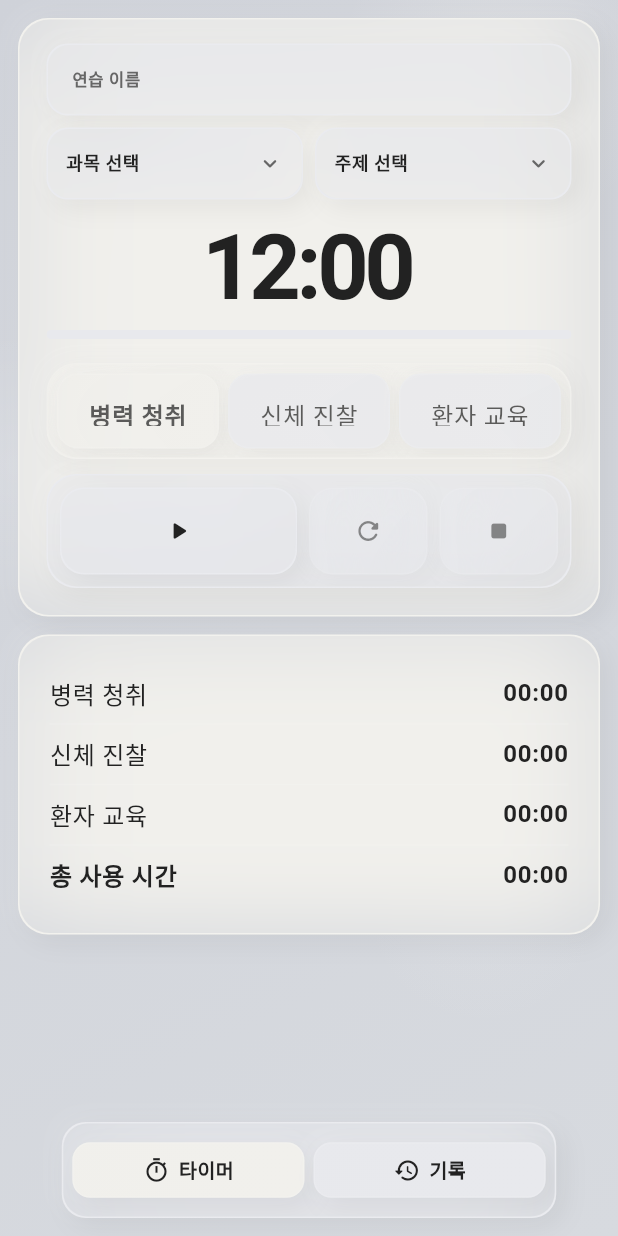
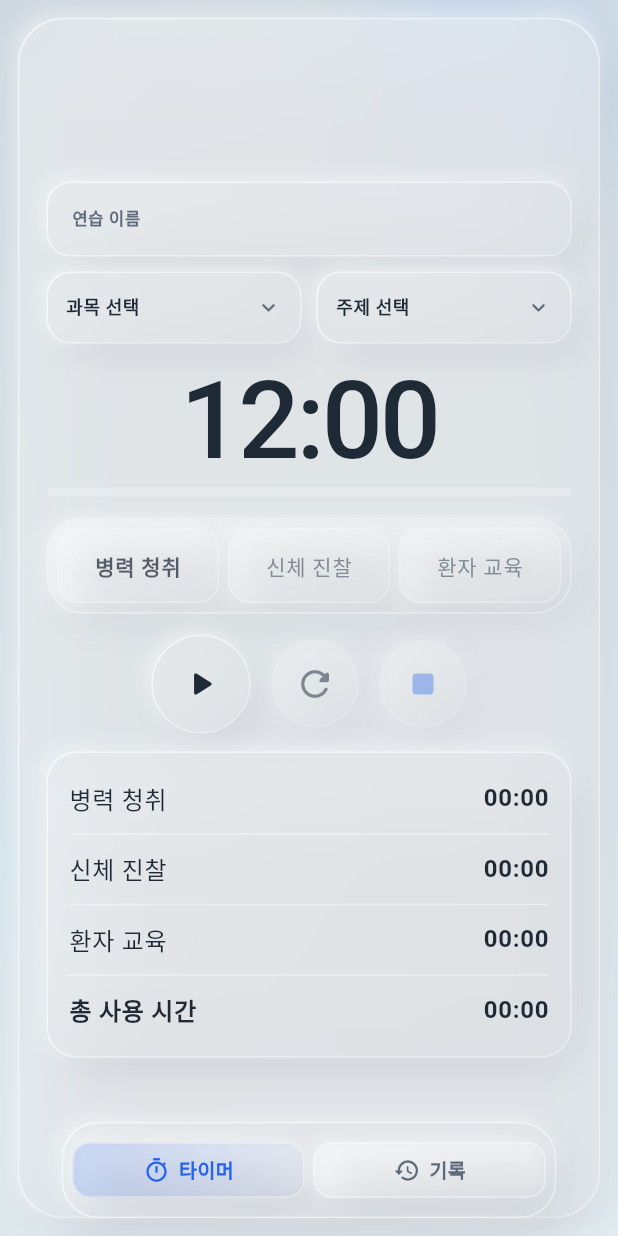
Before and after one commit to ksroh0202/cpx_timer, a Flutter app: the screen it shows after launch, on a phone screen of 412 x 824 dp. Run offline on Flutter 3.47's test engine with Material 3 defaults, Android fonts, the phone set to English and light mode, and no system bars; our stand-ins replace audioplayers, shared_preferences.

Commit message:
Redesign timer UI with refined glassmorphism layout

```diff
--- a/lib/screens/home_page.dart
+++ b/lib/screens/home_page.dart
@@ -9,7 +9,6 @@ import '../models/timer_session_state.dart';
 import '../theme/app_colors.dart';
 import '../theme/app_spacing.dart';
 import '../widgets/glass_widgets.dart';
-import '../widgets/home/stage_summary_card.dart';
 import '../widgets/home/timer_display_card.dart';
 import 'records_page.dart';
 import 'result_page.dart';
@@ -255,23 +254,6 @@ class _HomePageState extends State<HomePage> {
     );
   }
 
-  String _primaryButtonLabel(TimerSessionState state) {
-    if (state.phase == TimerPhase.pausedPrep ||
-        state.phase == TimerPhase.pausedExam) {
-      return '재개';
-    }
-
-    if (state.phase == TimerPhase.prep) {
-      return '바로 시작';
-    }
-
-    if (state.phase == TimerPhase.exam) {
-      return '일시정지';
-    }
-
-    return '시작';
-  }
-
   IconData _primaryButtonIcon(TimerSessionState state) {
     if (state.phase == TimerPhase.pausedPrep ||
         state.phase == TimerPhase.pausedExam) {
@@ -340,7 +322,6 @@ class _HomePageState extends State<HomePage> {
                         onStop: _confirmEndEarly,
                         primaryAction: _primaryButtonAction(state),
                         primaryIcon: _primaryButtonIcon(state),
-                        primaryLabel: _primaryButtonLabel(state),
                         onStageSelected: _switchStageByIndex,
                       )
                     : RecordsPage(
@@ -400,7 +381,6 @@ class _TimerTab extends StatelessWidget {
     required this.onStop,
     required this.primaryAction,
     required this.primaryIcon,
-    required this.primaryLabel,
     required this.onStageSelected,
   });
 
@@ -417,20 +397,23 @@ class _TimerTab extends StatelessWidget {
   final VoidCallback onStop;
   final VoidCallback? primaryAction;
   final IconData primaryIcon;
-  final String primaryLabel;
   final ValueChanged<int> onStageSelected;
 
   @override
   Widget build(BuildContext context) {
-    return ListView(
+    return LayoutBuilder(
+      builder: (context, constraints) {
+        return SingleChildScrollView(
+          keyboardDismissBehavior: ScrollViewKeyboardDismissBehavior.onDrag,
           padding: const EdgeInsets.fromLTRB(
             AppSpacing.page,
             AppSpacing.page,
             AppSpacing.page,
             AppSpacing.pageBottom,
           ),
-      children: [
-        TimerDisplayCard(
+          child: ConstrainedBox(
+            constraints: BoxConstraints(minHeight: constraints.maxHeight - 24),
+            child: TimerDisplayCard(
               state: state,
               examNameController: examNameController,
               selectedSubject: selectedSubject,
@@ -449,13 +432,11 @@ class _TimerTab extends StatelessWidget {
                   state.isPaused ||
                   state.phase == TimerPhase.finished,
               canStop: state.isExamActive,
-        ),
-        const SizedBox(height: AppSpacing.section),
-        StageSummaryCard(
-          state: state,
               previewStageSeconds: controller.previewStageSeconds,
             ),
-      ],
+          ),
+        );
+      },
     );
   }
 }
@@ -479,27 +460,19 @@ class _GlassBackground extends StatelessWidget {
       child: Stack(
         children: [
           Positioned(
-            top: -60,
-            right: -30,
+            top: -80,
+            right: -40,
             child: _GlassGlow(
-              size: 220,
-              color: AppColors.glassSurface.withValues(alpha: 0.30),
+              size: 260,
+              color: AppColors.blobPrimary.withValues(alpha: 0.40),
             ),
           ),
           Positioned(
-            left: -80,
-            top: 220,
-            child: _GlassGlow(
-              size: 180,
-              color: AppColors.shadowLight,
-            ),
-          ),
-          Positioned(
-            right: 10,
+            left: -70,
             bottom: 140,
             child: _GlassGlow(
-              size: 160,
-              color: AppColors.glassSurfaceSecondary.withValues(alpha: 0.18),
+              size: 220,
+              color: AppColors.blobSecondary.withValues(alpha: 0.34),
             ),
           ),
         ],
--- a/lib/theme/app_colors.dart
+++ b/lib/theme/app_colors.dart
@@ -3,27 +3,26 @@ import 'package:flutter/material.dart';
 class AppColors {
   static const transparent = Colors.transparent;
 
-  static const background = Color(0xFFCFD2D9);
+  static const background = Color(0xFFCFD9DF);
+  static const backgroundTop = Color(0xFFCFD9DF);
+  static const backgroundBottom = Color(0xFFE2EBF0);
 
-  static const glassSurface = Color(0xFFF1F0EC);
+  static const blobPrimary = Color(0xFFA1C4FD);
+  static const blobSecondary = Color(0xFFC2E9FB);
 
-  static const glassSurfaceSecondary = Color(0xFFE8E9ED);
+  static const glassSurface = Color(0x47FFFFFF);
+  static const glassSurfaceSecondary = Color(0x3DFFFFFF);
 
-  static const primaryText = Color(0xFF222222);
+  static const primaryText = Color(0xFF1F2A37);
+  static const secondaryText = Color(0xFF5D6B7B);
+  static const accent = Color(0xFF2563EB);
 
-  static const secondaryText = Color(0xFF666666);
+  static final borderLight = Colors.white.withValues(alpha: 0.42);
+  static final shadowDark = const Color(0xFF6B7280).withValues(alpha: 0.16);
+  static final shadowLight = Colors.white.withValues(alpha: 0.55);
 
-  static final borderLight = Colors.white.withValues(alpha: 0.10);
-
-  static final shadowDark = Colors.black.withValues(alpha: 0.06);
-
-  static final shadowLight = Colors.white.withValues(alpha: 0.14);
-
-  static const backgroundTop = background;
-  static const backgroundBottom = Color(0xFFD7DADF);
   static const surface = glassSurface;
   static const surfaceSoft = glassSurfaceSecondary;
-  static const accent = primaryText;
   static const accentSoft = secondaryText;
   static const accentMuted = secondaryText;
   static const primaryTextOn = glassSurface;
--- /dev/null
+++ b/lib/theme/app_radii.dart
@@ -0,0 +1,9 @@
+class AppRadii {
+  static const double panel = 30;
+  static const double card = 22;
+  static const double field = 16;
+  static const double pill = 18;
+  static const double circularButton = 28;
+
+  const AppRadii._();
+}
--- /dev/null
+++ b/lib/theme/app_shadows.dart
@@ -0,0 +1,22 @@
+import 'package:flutter/material.dart';
+
+import 'app_colors.dart';
+
+class AppShadows {
+  static final List<BoxShadow> glassPanel = [
+    BoxShadow(
+      color: AppColors.shadowLight,
+      offset: const Offset(-2, -2),
+      blurRadius: 10,
+      spreadRadius: 0.2,
+    ),
+    BoxShadow(
+      color: AppColors.shadowDark,
+      offset: const Offset(7, 10),
+      blurRadius: 20,
+      spreadRadius: -4,
+    ),
+  ];
+
+  const AppShadows._();
+}
--- a/lib/theme/app_styles.dart
+++ b/lib/theme/app_styles.dart
@@ -1,14 +1,16 @@
 import 'package:flutter/material.dart';
 
 import 'app_colors.dart';
+import 'app_radii.dart';
+import 'app_shadows.dart';
 
 class AppStyles {
-  static final cardRadius = BorderRadius.circular(20);
-  static final panelRadius = BorderRadius.circular(20);
-  static final segmentRadius = BorderRadius.circular(14);
-  static final fieldRadius = BorderRadius.circular(14);
-  static final pillRadius = BorderRadius.circular(16);
-  static final floatingBarRadius = BorderRadius.circular(16);
+  static final cardRadius = BorderRadius.circular(AppRadii.card);
+  static final panelRadius = BorderRadius.circular(AppRadii.panel);
+  static final segmentRadius = BorderRadius.circular(AppRadii.pill);
+  static final fieldRadius = BorderRadius.circular(AppRadii.field);
+  static final pillRadius = BorderRadius.circular(AppRadii.pill);
+  static final floatingBarRadius = BorderRadius.circular(24);
 
   static const surfaceGradient = LinearGradient(
     begin: Alignment.topLeft,
@@ -27,18 +29,7 @@ class AppStyles {
       color: color ?? AppColors.glassSurface,
       borderRadius: borderRadius ?? panelRadius,
       border: Border.all(color: AppColors.borderLight, width: 1),
-      boxShadow: [
-        BoxShadow(
-          color: AppColors.shadowLight,
-          offset: const Offset(-3, -3),
-          blurRadius: 12,
-        ),
-        BoxShadow(
-          color: AppColors.shadowDark,
-          offset: const Offset(5, 5),
-          blurRadius: 14,
-        ),
-      ],
+      boxShadow: AppShadows.glassPanel,
       gradient: LinearGradient(
         begin: Alignment.topLeft,
         end: Alignment.bottomRight,
@@ -65,10 +56,10 @@ class AppStyles {
   );
 
   static const timerText = TextStyle(
-    fontSize: 68,
-    fontWeight: FontWeight.w600,
+    fontSize: 72,
+    fontWeight: FontWeight.w500,
     height: 0.92,
-    letterSpacing: -3.2,
+    letterSpacing: -2.4,
     color: AppColors.primaryText,
     fontFeatures: [FontFeature.tabularFigures()],
   );
--- a/lib/widgets/glass_widgets.dart
+++ b/lib/widgets/glass_widgets.dart
@@ -6,7 +6,7 @@ import '../theme/app_colors.dart';
 import '../theme/app_styles.dart';
 
 const double _glassBlur = 30;
-const double _glassRadius = 20;
+const double _glassRadius = 24;
 const double _glassMinHeight = 64;
 
 class GlassContainer extends StatelessWidget {
@@ -162,6 +162,45 @@ class GlassButton extends StatelessWidget {
   }
 }
 
+class GlassIconButton extends StatelessWidget {
+  const GlassIconButton({
+    super.key,
+    required this.icon,
+    required this.onPressed,
+    this.size = 64,
+    this.tint,
+  });
+
+  final IconData icon;
+  final VoidCallback? onPressed;
+  final double size;
+  final Color? tint;
+
+  @override
+  Widget build(BuildContext context) {
+    return Opacity(
+      opacity: onPressed == null ? 0.5 : 1,
+      child: Material(
+        color: AppColors.transparent,
+        child: InkWell(
+          borderRadius: BorderRadius.circular(size / 2),
+          onTap: onPressed,
+          child: GlassContainer(
+            width: size,
+            height: size,
+            minHeight: size,
+            borderRadius: size / 2,
+            blur: 24,
+            padding: EdgeInsets.zero,
+            surfaceColor: AppColors.glassSurfaceSecondary,
+            child: Icon(icon, color: tint ?? AppColors.primaryText, size: 28),
+          ),
+        ),
+      ),
+    );
+  }
+}
+
 class GlassSegmentedControl extends StatelessWidget {
   const GlassSegmentedControl({
     super.key,
@@ -232,8 +271,9 @@ class _SegmentItem extends StatelessWidget {
             child: Text(
               label,
               style: Theme.of(context).textTheme.bodyLarge?.copyWith(
-                    color: AppColors.primaryText,
+                    color: selected ? AppColors.primaryText : AppColors.secondaryText,
                     fontWeight: selected ? FontWeight.w600 : FontWeight.w500,
+                    fontSize: 14,
                   ),
             ),
           ),
@@ -271,7 +311,7 @@ class GlassBottomBar extends StatelessWidget {
   Widget build(BuildContext context) {
     return GlassContainer(
       height: height,
-      borderRadius: 16,
+      borderRadius: 24,
       blur: 32,
       padding: const EdgeInsets.all(6),
       surfaceColor: AppColors.glassSurfaceSecondary,
@@ -317,7 +357,7 @@ class _BottomBarItem extends StatelessWidget {
           decoration: AppStyles.glassPanelDecoration(
             borderRadius: BorderRadius.circular(12),
             color: selected
-                ? AppColors.glassSurface
+                ? AppColors.accent.withValues(alpha: 0.20)
                 : AppColors.glassSurfaceSecondary,
           ),
           padding: const EdgeInsets.symmetric(horizontal: 10, vertical: 8),
@@ -327,13 +367,13 @@ class _BottomBarItem extends StatelessWidget {
               Icon(
                 item.icon,
                 size: 18,
-                color: AppColors.primaryText,
+                color: selected ? AppColors.accent : AppColors.secondaryText,
               ),
               const SizedBox(width: 6),
               Text(
                 item.label,
                 style: Theme.of(context).textTheme.bodyMedium?.copyWith(
-                      color: AppColors.primaryText,
+                      color: selected ? AppColors.accent : AppColors.secondaryText,
                       fontWeight: FontWeight.w600,
                       fontSize: 13,
                     ),
--- a/lib/widgets/home/timer_display_card.dart
+++ b/lib/widgets/home/timer_display_card.dart
@@ -6,8 +6,10 @@ import '../../core/enums/exam_stage.dart';
 import '../../core/enums/timer_phase.dart';
 import '../../models/timer_session_state.dart';
 import '../../theme/app_colors.dart';
+import '../../theme/app_spacing.dart';
 import '../../utils/formatters.dart';
 import '../glass_widgets.dart';
+import '../stage_row.dart';
 
 class TimerDisplayCard extends StatelessWidget {
   const TimerDisplayCard({
@@ -27,6 +29,7 @@ class TimerDisplayCard extends StatelessWidget {
     required this.onStop,
     required this.canReset,
     required this.canStop,
+    required this.previewStageSeconds,
   });
 
   final TimerSessionState state;
@@ -44,6 +47,7 @@ class TimerDisplayCard extends StatelessWidget {
   final VoidCallback onStop;
   final bool canReset;
   final bool canStop;
+  final int Function(ExamStage stage) previewStageSeconds;
 
   @override
   Widget build(BuildContext context) {
@@ -62,9 +66,10 @@ class TimerDisplayCard extends StatelessWidget {
               );
 
     return GlassContainer(
-      padding: const EdgeInsets.fromLTRB(18, 16, 18, 18),
+      borderRadius: 30,
+      padding: const EdgeInsets.fromLTRB(18, 18, 18, 16),
       child: Column(
-        crossAxisAlignment: CrossAxisAlignment.start,
+        crossAxisAlignment: CrossAxisAlignment.stretch,
         children: [
           _CompactHeaderFields(
             examNameController: examNameController,
@@ -75,36 +80,34 @@ class TimerDisplayCard extends StatelessWidget {
             onTopicTap: onTopicTap,
           ),
           const SizedBox(height: 18),
-          Center(
-            child: Text(
+          Text(
             mainTimeText,
+            textAlign: TextAlign.center,
             style: Theme.of(context).textTheme.headlineLarge?.copyWith(
-                    fontSize: 60,
+                  fontSize: 72,
                   height: 0.92,
-                    letterSpacing: -3,
-                    fontWeight: FontWeight.w600,
+                  letterSpacing: -2.2,
+                  fontWeight: FontWeight.w500,
                   color: AppColors.primaryText,
                 ),
           ),
-          ),
-          const SizedBox(height: 14),
+          const SizedBox(height: 12),
           ClipRRect(
             borderRadius: BorderRadius.circular(999),
             child: LinearProgressIndicator(
               value: progress.clamp(0.0, 1.0),
               minHeight: 6,
-              valueColor:
-                  const AlwaysStoppedAnimation<Color>(AppColors.primaryText),
+              valueColor: const AlwaysStoppedAnimation<Color>(AppColors.accent),
               backgroundColor: AppColors.glassSurfaceSecondary,
             ),
           ),
-          const SizedBox(height: 16),
+          const SizedBox(height: 14),
           _StageTextSelector(
             currentStage: state.currentStage,
             enabled: state.isExamActive,
             onStageSelected: onStageSelected,
           ),
-          const SizedBox(height: 10),
+          const SizedBox(height: 14),
           _InlineControlPanel(
             primaryAction: primaryAction,
             primaryIcon: primaryIcon,
@@ -112,6 +115,11 @@ class TimerDisplayCard extends StatelessWidget {
             onStop: onStop,
             canReset: canReset,
             canStop: canStop,
+          ),
+          const SizedBox(height: AppSpacing.section),
+          _SummaryCard(
+            state: state,
+            previewStageSeconds: previewStageSeconds,
           ),
         ],
       ),
@@ -138,43 +146,24 @@ class _InlineControlPanel extends StatelessWidget {
 
   @override
   Widget build(BuildContext context) {
-    return GlassContainer(
-      height: 76,
-      padding: const EdgeInsets.all(8),
-      surfaceColor: AppColors.glassSurfaceSecondary,
-      child: Row(
+    return Row(
+      mainAxisAlignment: MainAxisAlignment.center,
       children: [
-          Expanded(
-            flex: 2,
-            child: GlassButton(
-              icon: primaryIcon,
-              onPressed: primaryAction,
-              height: 52,
-              padding: const EdgeInsets.all(8),
-            ),
-          ),
-          const SizedBox(width: 8),
-          Expanded(
-            flex: 1,
-            child: GlassButton(
+        GlassIconButton(icon: primaryIcon, onPressed: primaryAction, size: 66),
+        const SizedBox(width: 14),
+        GlassIconButton(
           icon: Icons.refresh_rounded,
           onPressed: canReset ? onReset : null,
-              height: 52,
-              padding: const EdgeInsets.all(8),
+          size: 58,
         ),
-          ),
-          const SizedBox(width: 8),
-          Expanded(
-            flex: 1,
-            child: GlassButton(
+        const SizedBox(width: 14),
+        GlassIconButton(
           icon: Icons.stop_rounded,
           onPressed: canStop ? onStop : null,
-              height: 52,
-              padding: const EdgeInsets.all(8),
-            ),
+          tint: AppColors.accent.withValues(alpha: 0.72),
+          size: 58,
         ),
       ],
-      ),
     );
   }
 }
@@ -198,18 +187,13 @@ class _CompactHeaderFields extends StatelessWidget {
 
   @override
   Widget build(BuildContext context) {
-    return LayoutBuilder(
-      builder: (context, constraints) {
-        final useCompactStack = constraints.maxWidth < 380;
-
-        if (useCompactStack) {
     return Column(
       children: [
         _GlassTextField(
           controller: examNameController,
           hintText: hintText,
         ),
-              const SizedBox(height: 8),
+        const SizedBox(height: 10),
         Row(
           children: [
             Expanded(
@@ -218,7 +202,7 @@ class _CompactHeaderFields extends StatelessWidget {
                 onTap: onSubjectTap,
               ),
             ),
-                  const SizedBox(width: 8),
+            const SizedBox(width: 10),
             Expanded(
               child: _GlassMetaPicker(
                 value: selectedTopic,
@@ -228,37 +212,6 @@ class _CompactHeaderFields extends StatelessWidget {
           ],
         ),
       ],
-          );
-        }
-
-        return Row(
-          children: [
-            Expanded(
-              flex: 5,
-              child: _GlassTextField(
-                controller: examNameController,
-                hintText: hintText,
-              ),
-            ),
-            const SizedBox(width: 8),
-            Expanded(
-              flex: 3,
-              child: _GlassMetaPicker(
-                value: selectedSubject,
-                onTap: onSubjectTap,
-              ),
-            ),
-            const SizedBox(width: 8),
-            Expanded(
-              flex: 3,
-              child: _GlassMetaPicker(
-                value: selectedTopic,
-                onTap: onTopicTap,
-              ),
-            ),
-          ],
-        );
-      },
     );
   }
 }
@@ -275,8 +228,8 @@ class _GlassTextField extends StatelessWidget {
   @override
   Widget build(BuildContext context) {
     return GlassContainer(
-      borderRadius: 14,
-      minHeight: 48,
+      borderRadius: 16,
+      minHeight: 50,
       padding: const EdgeInsets.symmetric(horizontal: 12),
       surfaceColor: AppColors.glassSurfaceSecondary,
       child: TextField(
@@ -318,10 +271,10 @@ class _GlassMetaPicker extends StatelessWidget {
     return Material(
       color: AppColors.transparent,
       child: InkWell(
-        borderRadius: BorderRadius.circular(14),
+        borderRadius: BorderRadius.circular(16),
         onTap: onTap,
         child: GlassContainer(
-          borderRadius: 14,
+          borderRadius: 16,
           minHeight: 48,
           padding: const EdgeInsets.symmetric(horizontal: 12, vertical: 8),
           surfaceColor: AppColors.glassSurfaceSecondary,
@@ -381,3 +334,48 @@ class _StageTextSelector extends StatelessWidget {
     );
   }
 }
+
+class _SummaryCard extends StatelessWidget {
+  const _SummaryCard({
+    required this.state,
+    required this.previewStageSeconds,
+  });
+
+  final TimerSessionState state;
+  final int Function(ExamStage stage) previewStageSeconds;
+
+  @override
+  Widget build(BuildContext context) {
+    return GlassContainer(
+      minHeight: 150,
+      borderRadius: 20,
+      padding: const EdgeInsets.symmetric(horizontal: 14, vertical: 12),
+      surfaceColor: AppColors.glassSurfaceSecondary,
+      child: Column(
+        mainAxisSize: MainAxisSize.min,
+        children: [
+          StageRow(
+            label: ExamStage.historyTaking.label,
+            value: formatSeconds(previewStageSeconds(ExamStage.historyTaking)),
+          ),
+          Divider(height: 10, color: AppColors.borderLight),
+          StageRow(
+            label: ExamStage.physicalExam.label,
+            value: formatSeconds(previewStageSeconds(ExamStage.physicalExam)),
+          ),
+          Divider(height: 10, color: AppColors.borderLight),
+          StageRow(
+            label: ExamStage.patientEducation.label,
+            value: formatSeconds(previewStageSeconds(ExamStage.patientEducation)),
+          ),
+          Divider(height: 10, color: AppColors.borderLight),
+          StageRow(
+            label: '총 사용 시간',
+            value: formatSeconds(state.examElapsed),
+            isBold: true,
+          ),
+        ],
+      ),
+    );
+  }
+}
```
Lines whose indentation alone changed are shown as unchanged.
